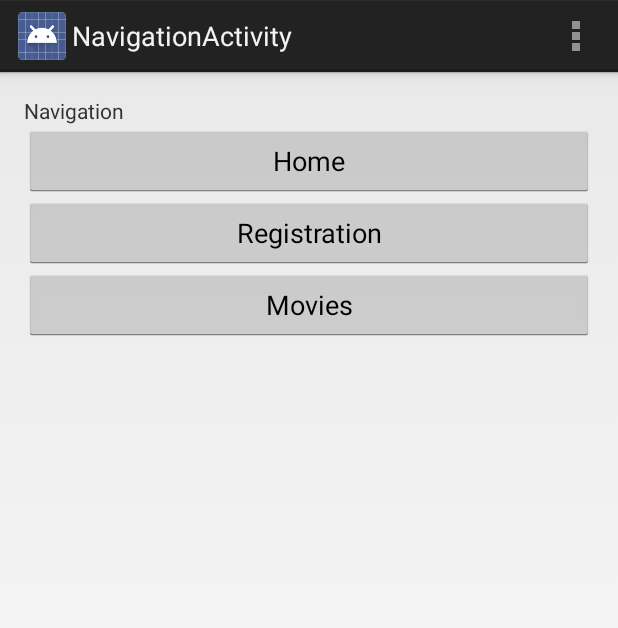
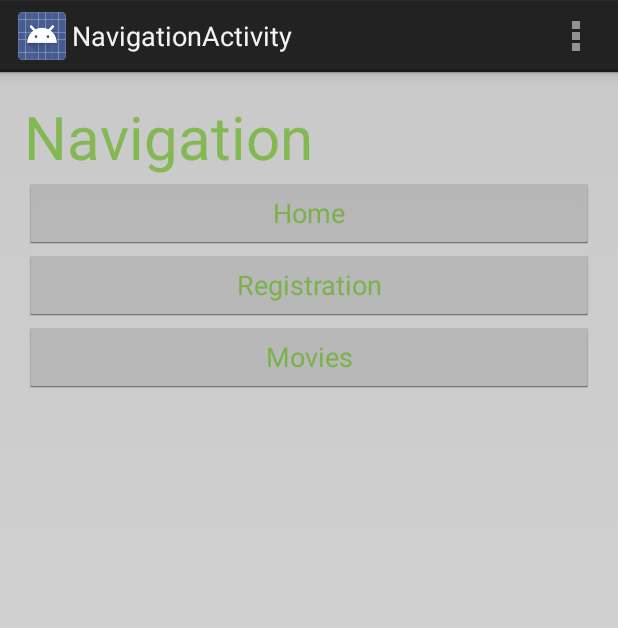
Before and after one commit to phobeus/psit3, an Android app: the screen it shows after launch (NavigationActivity), on a phone screen of 412 x 824 dp. Shown: the top 628 px of the screen. Run offline under Robolectric (Android 15) with nearby library versions, the phone set to English and light mode, and no system bars.

Commit message:
styling in android learned and realized

```diff
--- a/app/src/main/res/layout/activity_navigation.xml
+++ b/app/src/main/res/layout/activity_navigation.xml
@@ -5,11 +5,16 @@
     android:paddingTop="@dimen/activity_vertical_margin"
     android:paddingBottom="@dimen/activity_vertical_margin"
     tools:context="com.app.movietap.NavigationActivity"
-    android:id="@+id/navigationActivity">
+    android:id="@+id/navigationActivity"
+    android:background="@color/gray_overlay">
 
-    <TextView android:text="Navigation" android:layout_width="wrap_content"
+    <TextView android:text="Navigation" android:layout_width="match_parent"
         android:layout_height="wrap_content"
-        android:id="@+id/textNavigation" />
+        android:id="@+id/textNavigation"
+        android:textColor="@color/green_overlay"
+        android:layout_alignRight="@+id/buttonHome"
+        android:layout_alignEnd="@+id/buttonHome"
+        android:textSize="40dp" />
 
     <Button
         android:layout_width="match_parent"
@@ -18,7 +23,8 @@
         android:id="@+id/buttonHome"
         android:layout_below="@+id/textNavigation"
         android:layout_alignParentLeft="true"
-        android:layout_alignParentStart="true" />
+        android:layout_alignParentStart="true"
+        android:textColor="@color/green_overlay" />
 
     <Button
         android:layout_width="match_parent"
@@ -27,7 +33,8 @@
         android:id="@+id/buttonRegistration"
         android:layout_below="@+id/buttonHome"
         android:layout_alignParentLeft="true"
-        android:layout_alignParentStart="true" />
+        android:layout_alignParentStart="true"
+        android:textColor="@color/green_overlay" />
 
     <Button
         android:layout_width="match_parent"
@@ -36,6 +43,7 @@
         android:id="@+id/buttonMovies"
         android:layout_below="@+id/buttonRegistration"
         android:layout_alignParentLeft="true"
-        android:layout_alignParentStart="true" />
+        android:layout_alignParentStart="true"
+        android:textColor="@color/green_overlay" />
 
 </RelativeLayout>
--- a/app/src/main/res/layout/activity_register.xml
+++ b/app/src/main/res/layout/activity_register.xml
@@ -7,7 +7,8 @@
     android:paddingTop="@dimen/activity_vertical_margin"
     android:paddingBottom="@dimen/activity_vertical_margin"
     tools:context="com.app.movietap.RegisterActivity"
-    android:id="@+id/app">
+    android:id="@+id/app"
+    android:background="@color/gray_overlay">
 
 
 
@@ -65,7 +66,7 @@
         android:layout_alignParentBottom="true"
         android:layout_alignRight="@+id/passwordRegisterText"
         android:layout_alignEnd="@+id/passwordRegisterText"
-        android:background="@drawable/button_purple" />
+        android:background="@color/green_overlay" />
 
 
 
--- a/app/src/main/res/values/colors.xml
+++ b/app/src/main/res/values/colors.xml
@@ -1,5 +1,7 @@
 <resources>
 
     <color name="black_overlay">#66000000</color>
+    <color name="gray_overlay">#66999999</color>
+    <color name="green_overlay">#9953ab01</color>
 
 </resources>
```
Also changed, not shown: app/src/main/res/layout/activity_browse_movies.xml (+6 -4 lines).
